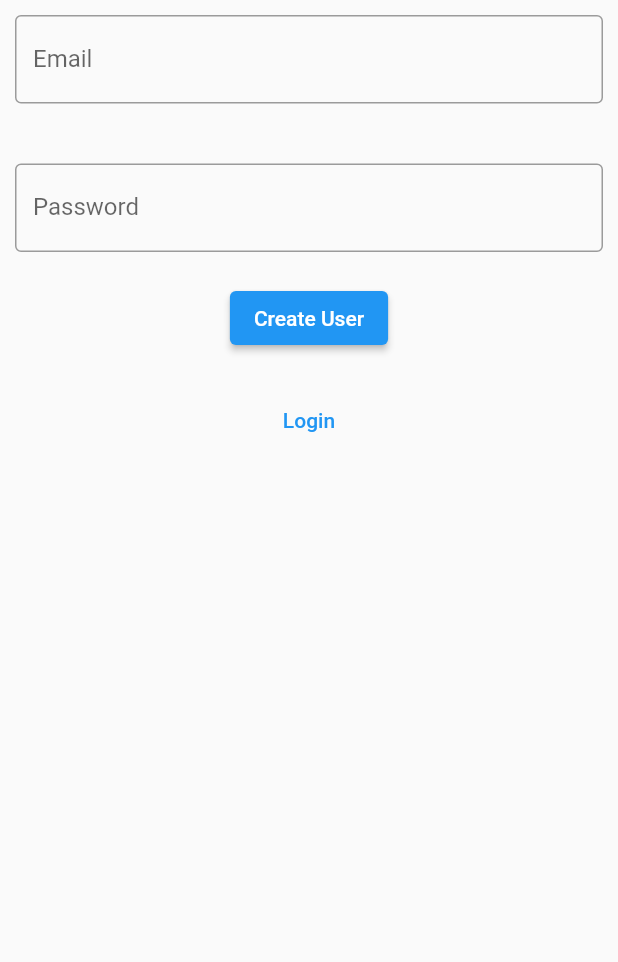
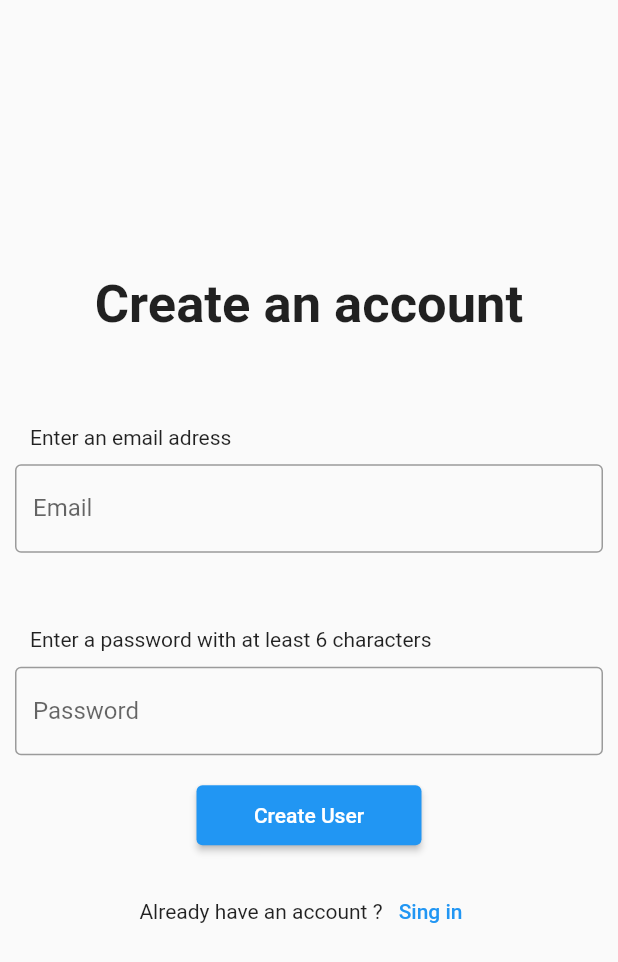
Before and after one commit to AntonioGherman/Flutter_Proiect_News_App, a Flutter app: the NewUserPage screen opened by its route, on a phone screen of 412 x 824 dp. Shown: the top 962 px of the screen. Run offline on Flutter 3.47's test engine with Material 2 defaults, Android fonts, the phone set to English and light mode, and no system bars; our stand-ins replace firebase_auth, firebase_core, flutter_redux, freezed_annotation, redux, rxdart and 1 more; missing offline and left inert: redux_epics; accounts and stored records are empty.

Commit message:
littel UI

```diff
--- a/lib/src/presentation/UI/new_user_page.dart
+++ b/lib/src/presentation/UI/new_user_page.dart
@@ -18,18 +18,38 @@ class _NewUserPageState extends State<NewUserPage> {
   @override
   Widget build(BuildContext context) {
     return Scaffold(
-        body: Center(
+        body: Column(
+          mainAxisAlignment: MainAxisAlignment.center,
+          children: [
+        const Center(
+        child: Text('Create an account',
+          style: TextStyle(fontSize: 35,fontWeight: FontWeight.bold),)
+        ),
+            const SizedBox(height: 40),
+            Center(
       child: Padding(
             padding: const EdgeInsets.all(10),
             child: SafeArea(
               child: Column(
                 children: <Widget>[
+                  const Padding(
+                    padding: EdgeInsets.all(10),
+                    child: Align(
+                      alignment: Alignment.centerLeft,
+                        child: Text('Enter an email adress')),
+                  ),
                   TextField(
                     decoration: const InputDecoration(border: OutlineInputBorder(), labelText: 'Email'),
                     controller: _email,
                     keyboardType: TextInputType.emailAddress,
                   ),
                   const SizedBox(height: 40),
+                  const Padding(
+                    padding: EdgeInsets.all(10),
+                    child: Align(
+                        alignment: Alignment.centerLeft,
+                        child: Text('Enter a password with at least 6 characters')),
+                  ),
                   TextField(
                     controller: _password,
                     keyboardType: TextInputType.visiblePassword,
@@ -37,17 +57,28 @@ class _NewUserPageState extends State<NewUserPage> {
                     decoration: const InputDecoration(border: OutlineInputBorder(), labelText: 'Password'),
                   ),
                   const SizedBox(height: 20),
-              ElevatedButton(onPressed: _onCreate, child: const Text('Create User')),
+                  SizedBox(
+                    width: 150,
+                      height: 40,
+                      child: ElevatedButton(onPressed: _onCreate, child: const Text('Create User'))),
                   const SizedBox(height: 20),
+                  Row(
+                    mainAxisAlignment: MainAxisAlignment.center,
+                    children: <Widget>[
+                      const Text('Already have an account ?'),
                       TextButton(
                           onPressed: () {
                             Navigator.pushReplacementNamed(context, '/login');
                           },
-                  child: const Text('Login')),
+                          child: const Text('Sing in')),
+                    ],
+                  ),
                 ],
               ),
             ),
       ),
+    ),
+          ],
         ));
   }
 
```
Also changed, not shown: lib/src/presentation/UI/edit_user_page.dart (+34 -2 lines), lib/src/presentation/UI/login_page.dart (+28 -4 lines). Lines whose indentation alone changed are shown as unchanged.
